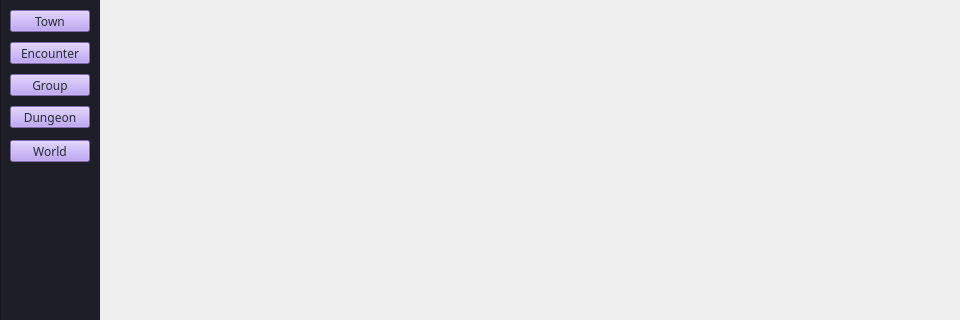
Qt form projWildspace/form.ui (DVidal1205/ProjectWildspace) before a commit; both pictures show x 0 to 960 and y 110 to 430 of the 960 by 540 pixel window.
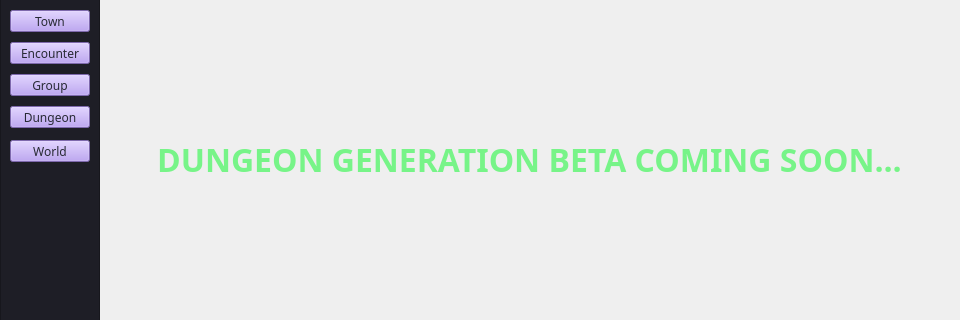
The same form after that commit. The open tabs and pages were chosen to show the change. Icons and pictures are not drawn.

The edit to the form file:
```diff
--- a/projWildspace/form.ui
+++ b/projWildspace/form.ui
@@ -2367,7 +2367,40 @@
       </layout>
      </widget>
     </widget>
-    <widget class="QWidget" name="page6Dungeon"/>
+    <widget class="QWidget" name="page6Dungeon">
+     <widget class="QWidget" name="gridLayoutWidget_9">
+      <property name="geometry">
+       <rect>
+        <x>-1</x>
+        <y>-1</y>
+        <width>861</width>
+        <height>441</height>
+       </rect>
+      </property>
+      <layout class="QGridLayout" name="gridLayout">
+       <item row="0" column="0">
+        <widget class="QLabel" name="betaLabel">
+         <property name="font">
+          <font>
+           <family>Bahnschrift SemiBold</family>
+           <pointsize>24</pointsize>
+           <bold>true</bold>
+          </font>
+         </property>
+         <property name="styleSheet">
+          <string notr="true">.QLabel {color: rgba(119,244,136,255)}</string>
+         </property>
+         <property name="text">
+          <string>DUNGEON GENERATION BETA COMING SOON...</string>
+         </property>
+         <property name="alignment">
+          <set>Qt::AlignCenter</set>
+         </property>
+        </widget>
+       </item>
+      </layout>
+     </widget>
+    </widget>
     <widget class="QWidget" name="page7World">
      <widget class="QWidget" name="gridLayoutWidget_8">
       <property name="geometry">
```
Left out of the diff: 2 changed lines with no effect on the pictures.
